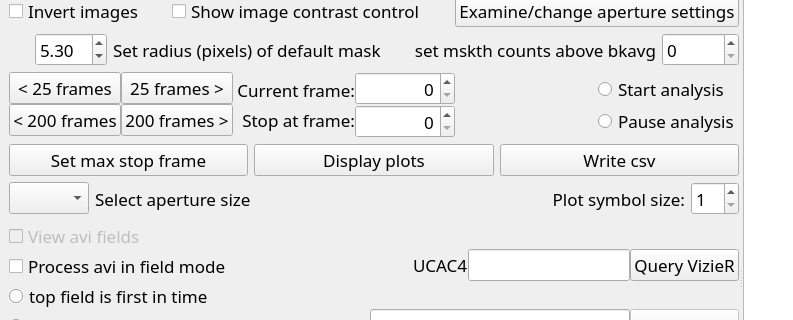
This is src/pymovie/PyMovie.ui in bob-anderson-ok/pymovie as Qt 5 draws it before an edit; both pictures show x 0 to 793 and y 90 to 410 of the 1072 by 996 pixel window. The edited form follows.
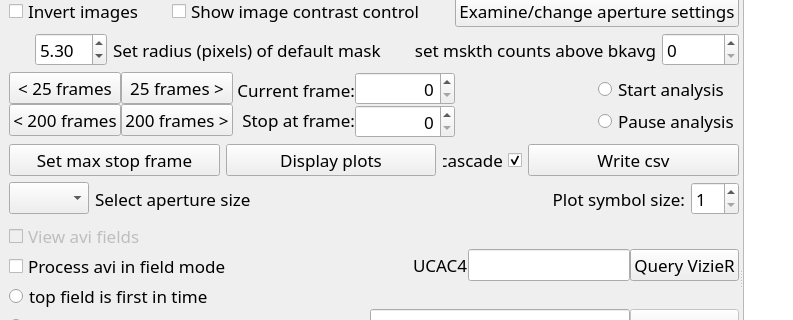
This is the edited form. Custom widgets are drawn as their Qt base class.

```diff
--- a/src/pymovie/PyMovie.ui
+++ b/src/pymovie/PyMovie.ui
@@ -586,6 +586,34 @@
              </property>
             </widget>
            </item>
+           <item>
+            <widget class="QCheckBox" name="cascadeCheckBox">
+             <property name="maximumSize">
+              <size>
+               <width>80</width>
+               <height>16777215</height>
+              </size>
+             </property>
+             <property name="sizeIncrement">
+              <size>
+               <width>0</width>
+               <height>0</height>
+              </size>
+             </property>
+             <property name="toolTip">
+              <string>&lt;html&gt;&lt;head/&gt;&lt;body&gt;&lt;p&gt;If checked, lightcurve plots will cascade from the upper left of the monitor diagonally toward the lower right.&lt;/p&gt;&lt;p&gt;If unchecked, lightcurve plots will stack on top of each other in the center of the monitor.&lt;/p&gt;&lt;/body&gt;&lt;/html&gt;</string>
+             </property>
+             <property name="layoutDirection">
+              <enum>Qt::RightToLeft</enum>
+             </property>
+             <property name="text">
+              <string>cascade</string>
+             </property>
+             <property name="checked">
+              <bool>true</bool>
+             </property>
+            </widget>
+           </item>
            <item>
             <widget class="QPushButton" name="writeCsvButton">
              <property name="toolTip">
```
